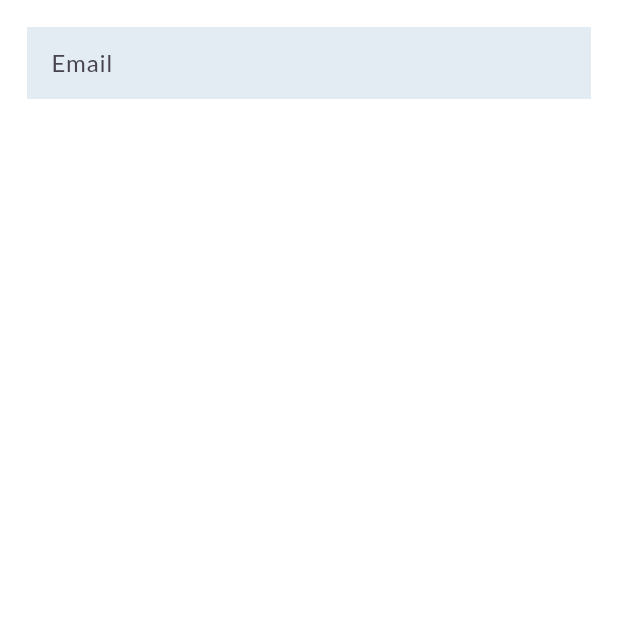
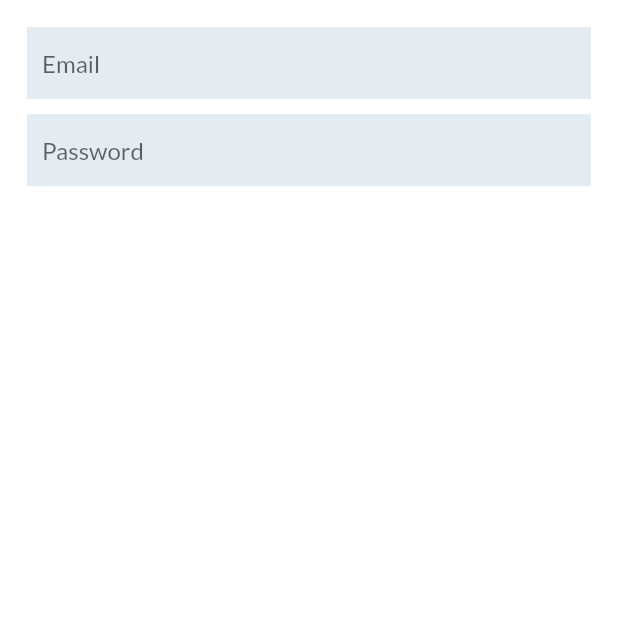
Before and after one commit to KomalJaiswal10/amal_old, a Flutter app: the screen it shows after launch, on a phone screen of 412 x 824 dp, the top half of it. Run offline on Flutter 3.47's test engine with Material 2 defaults, Android fonts, the phone set to English and light mode, and no system bars; our stand-ins replace animated_text_kit, get, google_fonts; missing offline and left inert: gradients; statements that could not run were skipped.

Commit message:
color changes

```diff
--- a/lib/main.dart
+++ b/lib/main.dart
@@ -17,7 +17,7 @@ class MyApp extends StatelessWidget {
     return GetMaterialApp(
       debugShowCheckedModeBanner: false,
       title: 'Amal',
-      themeMode: ThemeMode.light,
+      themeMode: ThemeMode.system,
       theme: AAppTheme.ligthTheme,
       darkTheme: AAppTheme.darkTheme,
       home: const LoginPage(),
--- a/lib/service/constant/colors.dart
+++ b/lib/service/constant/colors.dart
@@ -5,7 +5,8 @@ class AAppColors {
 
   // App Colors
   static const Color amalGreen = Color(0xffC9F66F);
-  static Color amalPrimaryBlack = const Color(0xff151515);
+  // static Color amalPrimaryBlack = const Color(0xff151515);
+  static Color amalPrimaryBlack = const Color(0xff161724);
   static Color amalSecondaryBlack = const Color(0xff252525);
 
   // Text Colors
--- a/lib/service/theme/theme.dart
+++ b/lib/service/theme/theme.dart
@@ -9,16 +9,16 @@ class AAppTheme {
   static late bool isDark;
 
   static ThemeData ligthTheme = ThemeData(
-      useMaterial3: true,
+      useMaterial3: false,
       fontFamily: GoogleFonts.lato().fontFamily,
       scaffoldBackgroundColor: AAppColors.white,
       brightness: Brightness.light,
       textTheme: ATextTheme.lightTextTheme);
 
   static ThemeData darkTheme = ThemeData(
-    useMaterial3: true,
+    useMaterial3: false,
     fontFamily: GoogleFonts.lato().fontFamily,
-    scaffoldBackgroundColor: AAppColors.amalPrimaryBlack,
+    // scaffoldBackgroundColor: AAppColors.amalPrimaryBlack,
     brightness: Brightness.dark,
     textTheme: ATextTheme.darkTextTheme,
   );
--- a/lib/view/src/authentication/login.dart
+++ b/lib/view/src/authentication/login.dart
@@ -1,23 +1,41 @@
+import 'package:amal/service/constant/colors.dart';
+import 'package:amal/view/widgets/extensions.dart';
 import 'package:amal/view/widgets/textformfields.dart';
 import 'package:flutter/material.dart';
+import 'package:gradients/gradients.dart';
 
 class LoginPage extends StatelessWidget {
   const LoginPage({super.key});
 
   @override
   Widget build(BuildContext context) {
-    return const SafeArea(
+    return SafeArea(
+        child: Container(
+      decoration: BoxDecoration(
+          gradient: LinearGradientPainter(
+              colors: [const Color(0xff190F0A), AAppColors.amalPrimaryBlack],
+              colorSpace: ColorSpace.rgb)),
       child: Scaffold(
+        backgroundColor: Colors.transparent,
         body: SingleChildScrollView(
+          child: Padding(
+            padding: const EdgeInsets.all(18.0),
             child: Column(
               children: [
-            Padding(
-              padding: EdgeInsets.all(18.0),
-              child: CustomTextField(
+                // Image.asset(
+                //   'assets/app_logo/test.png',
+                //   height: 500,
+                // ),jhhhh
+                const CustomTextField(
                   hint: 'Email',
                 ),
-            )
+                const SizedBox().sizedHeight(height: 10),
+                const CustomTextField(
+                  hint: 'Password',
+                ),
               ],
+            ),
+          ),
         ),
       ),
     ));
--- a/lib/view/widgets/textformfields.dart
+++ b/lib/view/widgets/textformfields.dart
@@ -11,17 +11,21 @@ class CustomTextField extends StatelessWidget {
 
   @override
   Widget build(BuildContext context) {
-    print(AAppTheme.isDark);
+    AAppTheme.isDark = Theme.of(context).brightness == Brightness.dark;
     return TextFormField(
       controller: controller,
       onChanged: onChanged,
       decoration: InputDecoration(
-          hintText: hint,
-          fillColor: AAppTheme.isDark
-              ? AAppColors.amalSecondaryBlack
-              : AAppColors.whiteBg,
-          filled: true,
-          border: InputBorder.none),
+        hintText: hint,
+        fillColor:
+            AAppTheme.isDark ? const Color(0xff2D2D3A) : AAppColors.whiteBg,
+        filled: true,
+        border: InputBorder.none,
+        contentPadding: const EdgeInsets.symmetric(vertical: 0, horizontal: 10),
+        focusedBorder: OutlineInputBorder(
+            borderSide:
+                BorderSide(color: Colors.white.withOpacity(.2), width: 1)),
+      ),
     );
   }
 }
--- a/pubspec.yaml
+++ b/pubspec.yaml
@@ -40,6 +40,7 @@ dependencies:
   intl: ^0.18.1
   animated_text_kit: ^4.2.2
   get: ^4.6.5
+  gradients: ^0.1.1+2
 
 dev_dependencies:
   flutter_test:
```
Also changed, not shown: pubspec.lock, 1 other file. Lines whose indentation alone changed are shown as unchanged.
